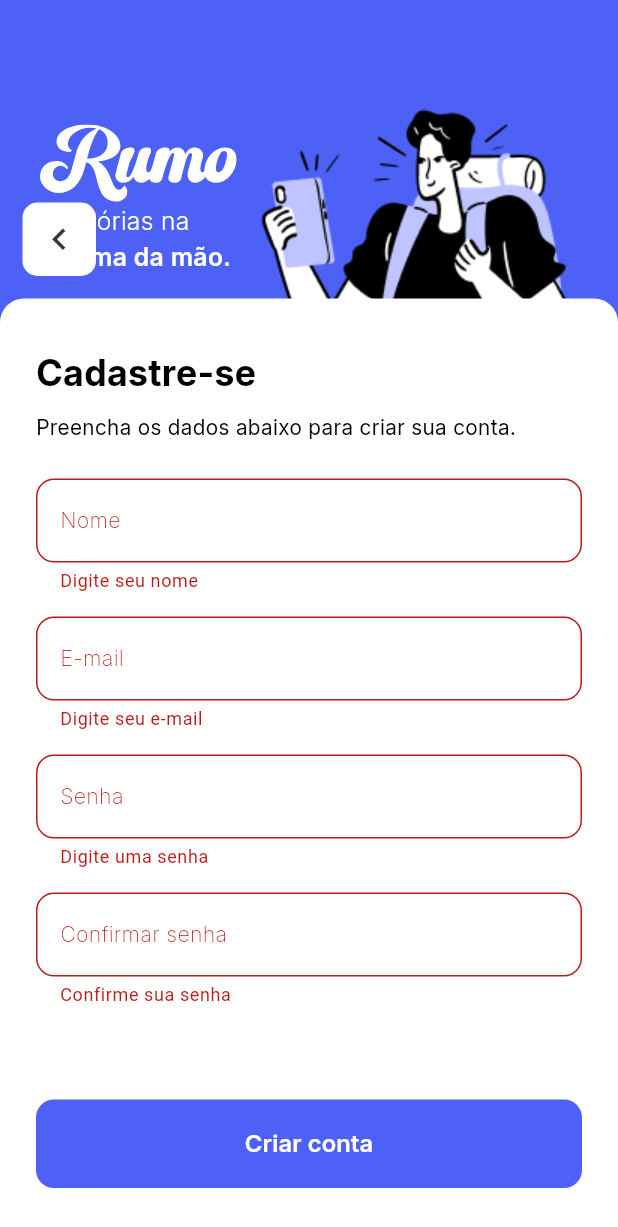
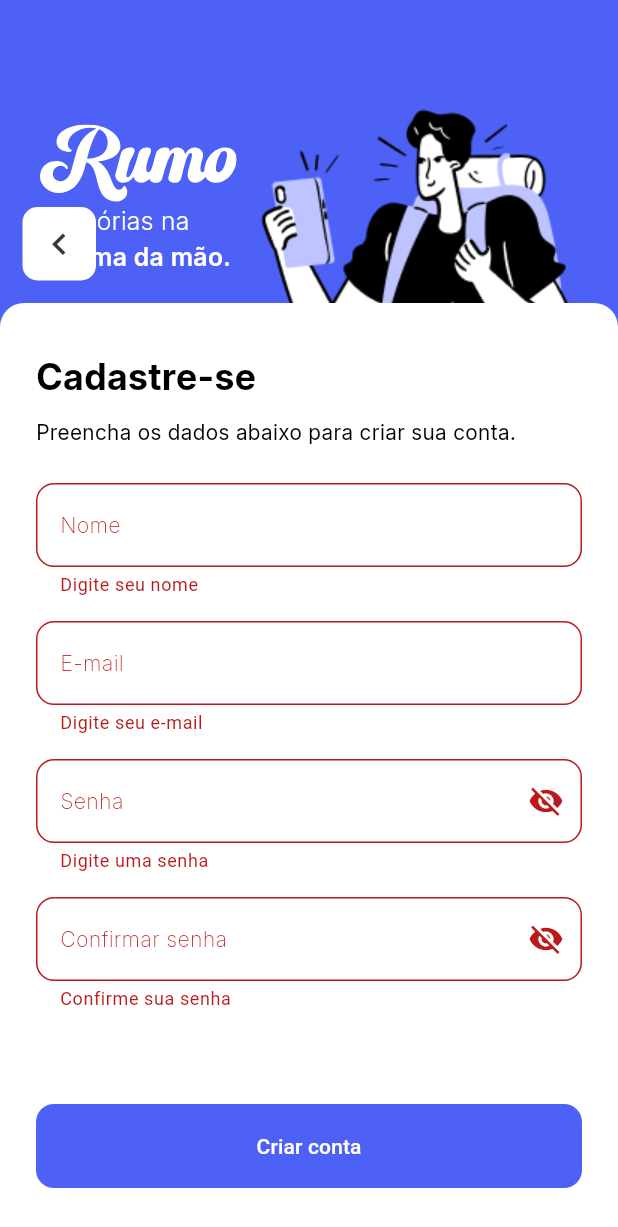
Before and after one commit to FelipeDNL/rumo, a Flutter app: the CreateAccountScreen screen opened by its route, after a tap on "Criar conta", on a phone screen of 412 x 824 dp. Shown: the top 1227 px of the screen. Run offline on Flutter 3.47's test engine with Material 3 defaults, Android fonts, the phone set to English and light mode, and no system bars; our stand-ins replace cloud_firestore, firebase_auth, firebase_core, flutter_svg; accounts and stored records are empty.

Commit message:
atualizando arquivos

```diff
--- a/lib/core/navigation_menu.dart
+++ b/lib/core/navigation_menu.dart
@@ -28,7 +28,6 @@ class _NavigationMenuState extends State<NavigationMenu> {
       body: _pages[_selectedIndex],
       bottomNavigationBar: NavigationBar(
         backgroundColor: Colors.white,
-
         selectedIndex: _selectedIndex,
         onDestinationSelected: (int index) {
           setState(() {
--- a/lib/features/auth/create_account/create_account_screen.dart
+++ b/lib/features/auth/create_account/create_account_screen.dart
@@ -2,6 +2,8 @@ import 'package:flutter/material.dart';
 import 'package:flutter_svg/svg.dart';
 import 'package:rumo/core/asset_images.dart';
 import 'package:firebase_auth/firebase_auth.dart';
+import 'package:rumo/core/navigation_menu.dart';
+import 'package:rumo/features/auth/repositories/auth_repository.dart';
 
 class CreateAccountScreen extends StatefulWidget {
   const CreateAccountScreen({super.key});
@@ -17,6 +19,10 @@ class _CreateAccountScreenState extends State<CreateAccountScreen> {
   final _senhaController = TextEditingController();
   final _confirmarSenhaController = TextEditingController();
 
+  bool hidePassword = true;
+  bool hideConfirmPassword = true;
+  bool isLoading = false;
+
   @override
   void dispose() {
     _nomeController.dispose();
@@ -29,11 +35,11 @@ class _CreateAccountScreenState extends State<CreateAccountScreen> {
   Future<void> _criarConta() async {
     if (_formKey.currentState!.validate()) {
       try {
-        await FirebaseAuth.instance.createUserWithEmailAndPassword(
-          email: _emailController.text.trim(),
-          password: _senhaController.text.trim(),
+        if (!mounted) return;
+        FirebaseAuth.instance.currentUser?.updateDisplayName(
+          _nomeController.text,
         );
-        if (!mounted) return;
+
         ScaffoldMessenger.of(context).showSnackBar(
           const SnackBar(content: Text('Conta criada com sucesso!')),
         );
@@ -47,9 +53,9 @@ class _CreateAccountScreenState extends State<CreateAccountScreen> {
         } else if (e.code == 'weak-password') {
           message = 'Senha muito fraca';
         }
-        ScaffoldMessenger.of(context).showSnackBar(
-          SnackBar(content: Text(message)),
-        );
+        ScaffoldMessenger.of(
+          context,
+        ).showSnackBar(SnackBar(content: Text(message)));
       }
     }
   }
@@ -105,6 +111,7 @@ class _CreateAccountScreenState extends State<CreateAccountScreen> {
           ),
           Align(
             alignment: Alignment.bottomCenter,
+            child: SingleChildScrollView(
               child: Column(
                 mainAxisSize: MainAxisSize.min,
                 crossAxisAlignment: CrossAxisAlignment.start,
@@ -165,36 +172,16 @@ class _CreateAccountScreenState extends State<CreateAccountScreen> {
                         const SizedBox(height: 24),
                         Form(
                           key: _formKey,
+                          autovalidateMode: AutovalidateMode.onUserInteraction,
                           child: Column(
                             children: [
                               TextFormField(
                                 controller: _nomeController,
                                 decoration: const InputDecoration(
                                   labelText: 'Nome',
-                                labelStyle: TextStyle(
-                                  fontFamily: 'Inter',
-                                  fontSize: 14,
-                                  fontWeight: FontWeight.w200,
-                                ),
-                                border: OutlineInputBorder(
-                                  borderRadius: BorderRadius.all(
-                                    Radius.circular(12),
-                                  ),
-                                  borderSide: BorderSide(
-                                    color: Color(0xFF383838),
-                                  ),
-                                ),
-                                enabledBorder: OutlineInputBorder(
-                                  borderRadius: BorderRadius.all(
-                                    Radius.circular(12),
-                                  ),
-                                  borderSide: BorderSide(
-                                    color: Color.fromARGB(255, 205, 205, 205),
-                                  ),
-                                ),
                                 ),
                                 validator: (value) {
-                                if (value == null || value.isEmpty) {
+                                  if (value == null || value.trim().isEmpty) {
                                     return 'Digite seu nome';
                                   }
                                   return null;
@@ -205,33 +192,14 @@ class _CreateAccountScreenState extends State<CreateAccountScreen> {
                                 controller: _emailController,
                                 decoration: const InputDecoration(
                                   labelText: 'E-mail',
-                                labelStyle: TextStyle(
-                                  fontFamily: 'Inter',
-                                  fontSize: 14,
-                                  fontWeight: FontWeight.w200,
-                                ),
-                                border: OutlineInputBorder(
-                                  borderRadius: BorderRadius.all(
-                                    Radius.circular(12),
-                                  ),
-                                  borderSide: BorderSide(
-                                    color: Color(0xFF383838),
-                                  ),
-                                ),
-                                enabledBorder: OutlineInputBorder(
-                                  borderRadius: BorderRadius.all(
-                                    Radius.circular(12),
-                                  ),
-                                  borderSide: BorderSide(
-                                    color: Color.fromARGB(255, 205, 205, 205),
-                                  ),
-                                ),
                                 ),
                                 validator: (value) {
                                   if (value == null || value.isEmpty) {
                                     return 'Digite seu e-mail';
                                   }
-                                if (!RegExp(r'^[^@]+@[^@]+\.[^@]+').hasMatch(value)) {
+                                  if (!RegExp(
+                                    r'^[^@]+@[^@]+\.[^@]+',
+                                  ).hasMatch(value)) {
                                     return 'Digite um e-mail válido';
                                   }
                                   return null;
@@ -241,28 +209,15 @@ class _CreateAccountScreenState extends State<CreateAccountScreen> {
                               TextFormField(
                                 controller: _senhaController,
                                 obscureText: true,
-                              decoration: const InputDecoration(
+                                decoration: InputDecoration(
                                   labelText: 'Senha',
-                                labelStyle: TextStyle(
-                                  fontFamily: 'Inter',
-                                  fontSize: 14,
-                                  fontWeight: FontWeight.w200,
-                                ),
-                                border: OutlineInputBorder(
-                                  borderRadius: BorderRadius.all(
-                                    Radius.circular(12),
-                                  ),
-                                  borderSide: BorderSide(
-                                    color: Color(0xFF383838),
-                                  ),
-                                ),
-                                enabledBorder: OutlineInputBorder(
-                                  borderRadius: BorderRadius.all(
-                                    Radius.circular(12),
-                                  ),
-                                  borderSide: BorderSide(
-                                    color: Color.fromARGB(255, 205, 205, 205),
-                                  ),
+                                  suffixIcon: IconButton(
+                                    onPressed: () {
+                                      setState(() {
+                                        hidePassword = !hidePassword;
+                                      });
+                                    },
+                                    icon: const Icon(Icons.visibility_off),
                                   ),
                                 ),
                                 validator: (value) {
@@ -279,28 +234,16 @@ class _CreateAccountScreenState extends State<CreateAccountScreen> {
                               TextFormField(
                                 controller: _confirmarSenhaController,
                                 obscureText: true,
-                              decoration: const InputDecoration(
+                                decoration: InputDecoration(
                                   labelText: 'Confirmar senha',
-                                labelStyle: TextStyle(
-                                  fontFamily: 'Inter',
-                                  fontSize: 14,
-                                  fontWeight: FontWeight.w200,
-                                ),
-                                border: OutlineInputBorder(
-                                  borderRadius: BorderRadius.all(
-                                    Radius.circular(12),
-                                  ),
-                                  borderSide: BorderSide(
-                                    color: Color(0xFF383838),
-                                  ),
-                                ),
-                                enabledBorder: OutlineInputBorder(
-                                  borderRadius: BorderRadius.all(
-                                    Radius.circular(12),
-                                  ),
-                                  borderSide: BorderSide(
-                                    color: Color.fromARGB(255, 205, 205, 205),
-                                  ),
+                                  suffixIcon: IconButton(
+                                    onPressed: () {
+                                      setState(() {
+                                        hideConfirmPassword =
+                                            !hideConfirmPassword;
+                                      });
+                                    },
+                                    icon: Icon(Icons.visibility_off),
                                   ),
                                 ),
                                 validator: (value) {
@@ -320,14 +263,74 @@ class _CreateAccountScreenState extends State<CreateAccountScreen> {
                         SizedBox(
                           width: double.maxFinite,
                           child: FilledButton(
-                          onPressed: _criarConta,
-                          child: const Text(
-                            'Criar conta',
-                            style: TextStyle(
-                              fontFamily: 'Inter',
-                              fontSize: 16,
-                              fontWeight: FontWeight.w600,
+                            onPressed: isLoading
+                                ? null
+                                : () async {
+                                    final isValid = _formKey.currentState!
+                                        .validate();
+                                    if (isValid) {
+                                      try {
+                                        setState(() {
+                                          isLoading = true;
+                                        });
+
+                                        final authRepository = AuthRepository();
+                                        await authRepository.createAccount(
+                                          email: _emailController.text,
+                                          password: _senhaController.text,
+                                          name: _nomeController.text,
+                                        );
+
+                                        if (!mounted) return;
+                                        Navigator.of(
+                                          context,
+                                        ).popUntil((route) => route.isFirst);
+
+                                        Navigator.of(
+                                          context,
+                                        ).pushReplacementNamed('/main-page');
+
+                                      } on AuthException catch (error) {
+                                        if (!context.mounted) return;
+                                        showDialog(
+                                          context: context,
+                                          builder: (context) {
+                                            return AlertDialog(
+                                              title: Text('Erro'),
+                                              content: Text(error.getMessage()),
+                                              actions: [
+                                                TextButton(
+                                                  onPressed: () {
+                                                    Navigator.of(context).pop();
+                                                  },
+                                                  child: Text('Ok'),
                                                 ),
+                                              ],
+                                            );
+                                          },
+                                        );
+                                      } finally {
+                                        if (mounted) {
+                                          setState(() {
+                                            isLoading = false;
+                                          });
+                                        }
+                                      }
+                                    }
+                                  },
+                            child: Builder(
+                              builder: (context) {
+                                if (isLoading) {
+                                  return SizedBox(
+                                    width: 24,
+                                    height: 24,
+                                    child: CircularProgressIndicator(
+                                      color: Colors.white,
+                                    ),
+                                  );
+                                }
+                                return Text('Criar conta');
+                              },
                             ),
                           ),
                         ),
@@ -337,6 +340,7 @@ class _CreateAccountScreenState extends State<CreateAccountScreen> {
                 ],
               ),
             ),
+          ),
         ],
       ),
     );
--- a/lib/features/navigation_bar/routes/navigation_bar_routes.dart
+++ b/lib/features/navigation_bar/routes/navigation_bar_routes.dart
@@ -1,10 +1,13 @@
 import 'package:flutter/material.dart';
 import 'package:rumo/features/navigation_bar/map/map_screen.dart';
+import 'package:rumo/core/navigation_menu.dart';
 
 class NavBarRoutes {
   static const String mapScreen = '/map';
+  static const String navigationMenu = '/main-page';
 
   static final Map<String, Widget Function(BuildContext)> routes = {
-    mapScreen: (context) => const MapScreen(),
-  };
+  mapScreen: (context) => const MapScreen(),
+  navigationMenu: (context) => const NavigationMenu(),
+};
 }
--- a/pubspec.yaml
+++ b/pubspec.yaml
@@ -36,6 +36,7 @@ dependencies:
   flutter_svg: ^2.2.0
   firebase_core: ^3.15.1
   firebase_auth: ^5.6.2
+  cloud_firestore: ^5.6.11
 
 dev_dependencies:
   flutter_test:
```
Also changed, not shown: lib/features/auth/repositories/auth_repository.dart (added, +58 -0 lines), lib/theme/app_theme.dart (+21 -1 lines), pubspec.lock, 1 other file. Lines whose indentation alone changed are shown as unchanged.
